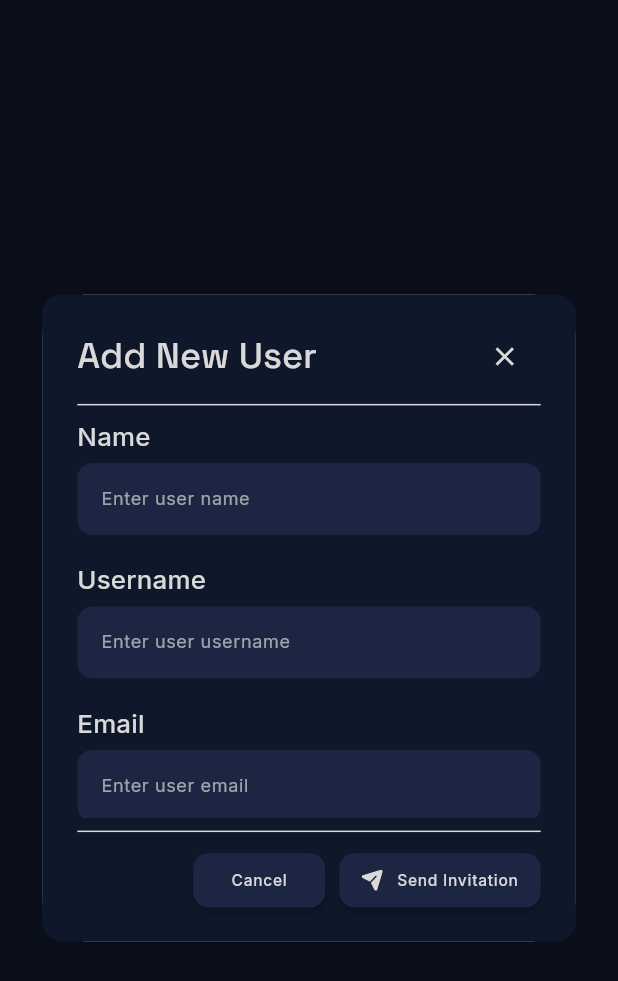
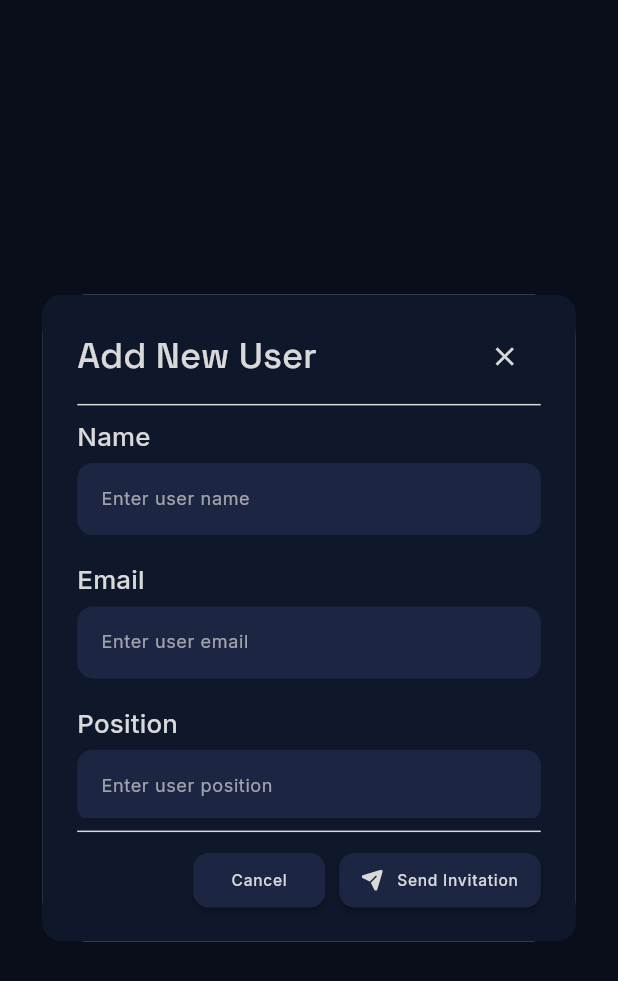
Before and after one commit to MoBakr99/NLeaks, a Flutter app: the AddNewUserDialog widget shown alone on an empty page, opened directly, on a phone screen of 412 x 824 dp. Shown: the top 981 px of the screen. Run offline on Flutter 3.47's test engine with Material 3 defaults, Android fonts, the phone set to English and light mode, and no system bars; our stand-ins replace dio, fl_chart, flutter_bloc, flutter_dotenv, flutter_screenutil, flutter_svg and 2 more; accounts and stored records are empty; network calls fail.

Commit message:
Removed contact email and username and changed domains: List<String> to domain: String

```diff
--- a/lib/core/data/models/corp_model.dart
+++ b/lib/core/data/models/corp_model.dart
@@ -4,12 +4,11 @@ import 'package:n_leaks/core/data/models/user_model.dart';
 class CorpModel {
   final String name;
   final String logoUrl;
-  final String contactEmail;
   final String industry;
   final DateTime subscriptionDate;
   final String subscriptionPlan;
   final String subscriptionStatus;
-  final List<String> domains;
+  final String domain;
   final int usersLimit;
   final UserModel currentUser;
   final List<UserModel> users;
@@ -18,12 +17,11 @@ class CorpModel {
   CorpModel({
     required this.name,
     required this.logoUrl,
-    required this.contactEmail,
     required this.industry,
     required this.subscriptionDate,
     required this.subscriptionPlan,
     required this.subscriptionStatus,
-    required this.domains,
+    required this.domain,
     required this.usersLimit,
     required this.currentUser,
     required this.users,
@@ -34,12 +32,11 @@ class CorpModel {
     return CorpModel(
       name: json['name'] as String,
       logoUrl: json['logoUrl'] as String,
-      contactEmail: json['contactEmail'] as String,
       industry: json['industry'] as String,
       subscriptionDate: DateTime.parse(json['subscriptionDate'] as String),
       subscriptionPlan: json['subscriptionPlan'] as String,
       subscriptionStatus: json['subscriptionStatus'] as String,
-      domains: List<String>.from(json['domains'] as List<dynamic>),
+      domain: json['domain'] as String,
       usersLimit: json['usersLimit'] as int,
       currentUser: UserModel.fromJson(
         json['currentUser'] as Map<String, dynamic>,
@@ -60,12 +57,11 @@ class CorpModel {
   CorpModel copyWith({
     String? name,
     String? logoUrl,
-    String? contactEmail,
     String? industry,
     DateTime? subscriptionDate,
     String? subscriptionPlan,
     String? subscriptionStatus,
-    List<String>? domains,
+    String? domain,
     int? usersLimit,
     UserModel? currentUser,
     List<UserModel>? users,
@@ -74,12 +70,11 @@ class CorpModel {
     return CorpModel(
       name: name ?? this.name,
       logoUrl: logoUrl ?? this.logoUrl,
-      contactEmail: contactEmail ?? this.contactEmail,
       industry: industry ?? this.industry,
       subscriptionDate: subscriptionDate ?? this.subscriptionDate,
       subscriptionPlan: subscriptionPlan ?? this.subscriptionPlan,
       subscriptionStatus: subscriptionStatus ?? this.subscriptionStatus,
-      domains: domains ?? this.domains,
+      domain: domain ?? this.domain,
       usersLimit: usersLimit ?? this.usersLimit,
       currentUser: currentUser ?? this.currentUser,
       users: users ?? this.users,
@@ -91,12 +86,11 @@ class CorpModel {
     return {
       'name': name,
       'logoUrl': logoUrl,
-      'contactEmail': contactEmail,
       'industry': industry,
       'subscriptionDate': subscriptionDate.toIso8601String(),
       'subscriptionPlan': subscriptionPlan,
       'subscriptionStatus': subscriptionStatus,
-      'domains': domains,
+      'domain': domain,
       'usersLimit': usersLimit,
       'currentUser': currentUser.toJson(),
       'users': users.map((user) => user.toJson()).toList(),
--- a/lib/core/data/models/user_model.dart
+++ b/lib/core/data/models/user_model.dart
@@ -1,7 +1,6 @@
 class UserModel {
   final String id;
   final String name;
-  final String username;
   final String email;
   final String? pictureUrl;
   final String role;
@@ -15,7 +14,6 @@ class UserModel {
   UserModel({
     required this.id,
     required this.name,
-    required this.username,
     required this.email,
     required this.position,
     required this.company,
@@ -31,7 +29,6 @@ class UserModel {
     return UserModel(
       id: json['id'] as String,
       name: json['name'] as String,
-      username: json['username'] as String,
       email: json['email'] as String,
       pictureUrl: json['profilePictureUrl'] as String?,
       role: json['role'] as String,
@@ -47,7 +44,6 @@ class UserModel {
   UserModel copyWith({
     String? id,
     String? name,
-    String? username,
     String? email,
     String? pictureUrl,
     String? role,
@@ -61,7 +57,6 @@ class UserModel {
     return UserModel(
       id: id ?? this.id,
       name: name ?? this.name,
-      username: username ?? this.username,
       email: email ?? this.email,
       pictureUrl: pictureUrl ?? this.pictureUrl,
       role: role ?? this.role,
@@ -78,7 +73,6 @@ class UserModel {
     return {
       'id': id,
       'name': name,
-      'username': username,
       'email': email,
       if (pictureUrl != null) 'profilePictureUrl': pictureUrl,
       'role': role,
--- a/lib/features/auth/login_page.dart
+++ b/lib/features/auth/login_page.dart
@@ -206,17 +206,15 @@ class _LoginPageState extends State<LoginPage> {
     return CorpModel(
       name: companyResponse.data['name'], // present
       logoUrl: 'assets/images/svgs/corporation_logo.svg', // to be added later
-      contactEmail: '', // remove
       industry: companyResponse.data['industry'] ?? 'Tech', // present
       subscriptionDate: DateTime(2020), // not present
       subscriptionPlan: companyResponse.data['subscriptionType'], // present
       subscriptionStatus: '', // not present
-      domains: [companyResponse.data['domain']], // change to String
+      domain: companyResponse.data['domain'], // present
       usersLimit: companyResponse.data['size'] ?? 130, // present
       currentUser: UserModel(
         id: user['id'], // present
         name: user['name'], // present
-        username: '', // remove
         email: user['email'], // present
         position: '', // not present
         company: companyResponse.data['name'], // present
@@ -232,7 +230,6 @@ class _LoginPageState extends State<LoginPage> {
           (user) => UserModel(
             id: user['id'], // present
             name: user['name'], // present
-            username: '', // remove
             email: user['email'], // present
             position: '', // not present
             company: companyResponse.data['name'], // present
--- a/lib/features/home/widgets/add_user_widget.dart
+++ b/lib/features/home/widgets/add_user_widget.dart
@@ -17,7 +17,6 @@ class AddNewUserDialog extends StatefulWidget {
 class _AddNewUserDialogState extends State<AddNewUserDialog> {
   final GlobalKey<FormState> _formKey = GlobalKey<FormState>();
   final List<TextEditingController> _controllers = [
-    TextEditingController(),
     TextEditingController(),
     TextEditingController(),
     TextEditingController(),
@@ -90,25 +89,20 @@ class _AddNewUserDialogState extends State<AddNewUserDialog> {
                         keyboardType: TextInputType.name,
                       ),
                       NamedTextField(
-                        name: 'Username',
-                        hintText: 'Enter user username',
-                        controller: _controllers[1],
-                      ),
-                      NamedTextField(
                         name: 'Email',
                         hintText: 'Enter user email',
-                        controller: _controllers[2],
+                        controller: _controllers[1],
                         keyboardType: TextInputType.emailAddress,
                       ),
                       NamedTextField(
                         name: 'Position',
                         hintText: 'Enter user position',
-                        controller: _controllers[3],
+                        controller: _controllers[2],
                       ),
                       NamedTextField(
                         name: 'Gender',
                         hintText: 'Enter user gender',
-                        controller: _controllers[4],
+                        controller: _controllers[3],
                         options: const ['Male', 'Female'],
                       ),
                     ],
@@ -154,11 +148,10 @@ class _AddNewUserDialogState extends State<AddNewUserDialog> {
                             id: DateTime.now().millisecondsSinceEpoch
                                 .toString(),
                             name: _controllers[0].text.trim(),
-                            username: _controllers[1].text.trim(),
-                            email: _controllers[2].text.trim(),
-                            position: _controllers[3].text.trim(),
+                            email: _controllers[1].text.trim(),
+                            position: _controllers[2].text.trim(),
                             company: context.read<CorpController>().state!.name,
-                            gender: _controllers[4].text.trim(),
+                            gender: _controllers[3].text.trim(),
                           ),
                         ),
                       );
--- a/lib/splash_screen.dart
+++ b/lib/splash_screen.dart
@@ -69,17 +69,15 @@ class _SplashScreenState extends State<SplashScreen> {
     return CorpModel(
       name: companyResponse.data['name'], // present
       logoUrl: 'assets/images/svgs/corporation_logo.svg', // to be added later
-      contactEmail: '', // remove
       industry: companyResponse.data['industry'] ?? 'Tech', // present
       subscriptionDate: DateTime(2020), // not present
       subscriptionPlan: companyResponse.data['subscriptionType'], // present
       subscriptionStatus: '', // not present
-      domains: [companyResponse.data['domain']], // change to String
+      domain: companyResponse.data['domain'], // present
       usersLimit: companyResponse.data['size'] ?? 130, // present
       currentUser: UserModel(
         id: userResponse.data['id'], // present
         name: userResponse.data['name'], // present
-        username: '', // remove
         email: userResponse.data['email'], // present
         position: '', // not present
         company: companyResponse.data['name'], // present
@@ -97,7 +95,6 @@ class _SplashScreenState extends State<SplashScreen> {
           (user) => UserModel(
             id: user['id'], // present
             name: user['name'], // present
-            username: '', // remove
             email: user['email'], // present
             position: '', // not present
             company: companyResponse.data['name'], // present
```
Also changed, not shown: lib/features/settings/components/domains_input_field.dart (deleted, +0 -109 lines), lib/features/settings/profile_page.dart (+23 -49 lines), lib/features/settings/subscription_page.dart (+6 -12 lines).
